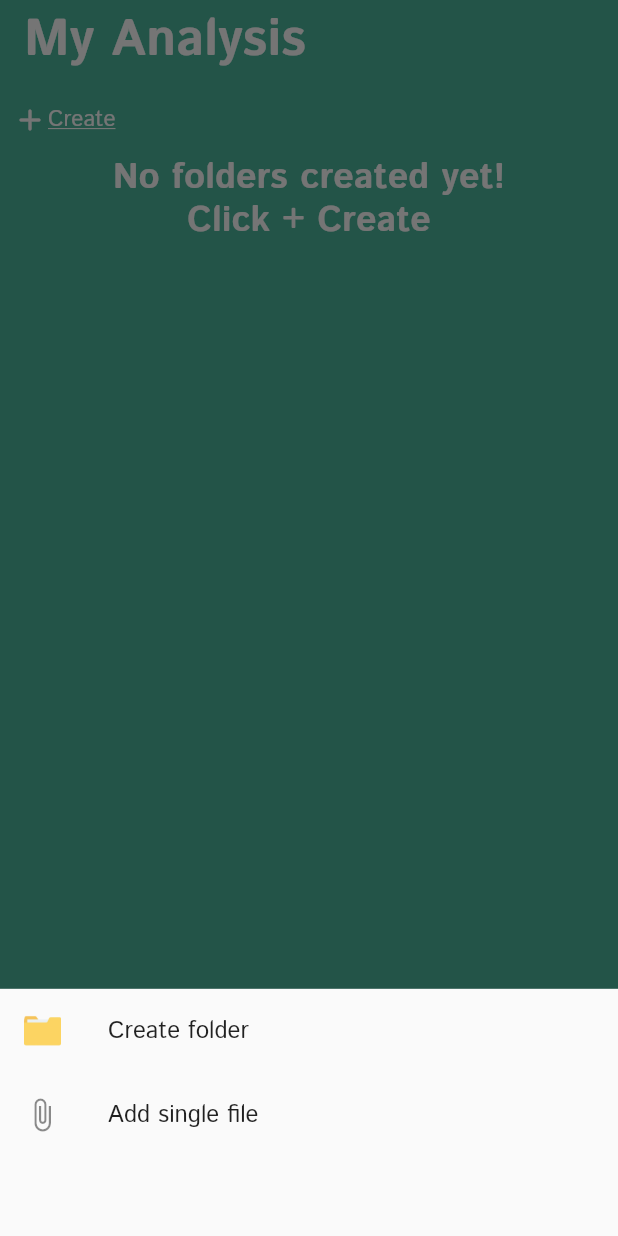
After one commit to assanbayg/helzy, a Flutter app: the AnalysisScreen screen opened directly, after a tap on "Create", on a phone screen of 412 x 824 dp. The commit adds this screen. Run offline on Flutter 3.47's test engine with Material 2 defaults, Android fonts, the phone set to English and light mode, and no system bars; our stand-ins replace cloud_firestore, file_picker, firebase_auth, firebase_core, firebase_storage, fl_chart; accounts and stored records are empty; generated files the repository leaves out were written again.

Commit message:
update folders

```diff
--- /dev/null
+++ b/lib/main_screens/file_management/analysis_screen.dart
@@ -0,0 +1,119 @@
+import 'package:flutter/material.dart';
+import 'package:file_picker/file_picker.dart';
+import 'package:helzy/main_screens/file_management/screens/create_folder_screen.dart';
+import 'package:helzy/main_screens/file_management/widgets/folders_view.dart';
+import 'package:helzy/main_screens/file_management/widgets/image_view.dart';
+import 'package:helzy/services/storage_service.dart';
+import 'package:helzy/main_widgets/my_app_bar.dart';
+
+class AnalysisScreen extends StatefulWidget {
+  const AnalysisScreen({Key? key}) : super(key: key);
+
+  static const routeName = '/nav-bar/analysis';
+
+  @override
+  State<AnalysisScreen> createState() => _AnalysisScreenState();
+}
+
+class _AnalysisScreenState extends State<AnalysisScreen> {
+  final List<String> folders = [];
+  final List<String> files = [];
+
+  @override
+  Widget build(BuildContext context) {
+    final theme = Theme.of(context);
+    final size = MediaQuery.of(context).size;
+
+    Future<void> createFolder() async {
+      final folderName = await Navigator.push(
+        context,
+        MaterialPageRoute(builder: (context) => const CreateFolderScreen()),
+      );
+
+      if (folderName != null) {
+        setState(() {
+          folders.add(folderName);
+        });
+      }
+    }
+
+    Future<void> addSingleFile() async {
+      final result = await FilePicker.platform.pickFiles();
+
+      if (result != null) {
+        StorageService().uploadFile(result.files.single.path as String);
+        setState(() {
+          files.add(result.files.single.path as String);
+        });
+      }
+    }
+
+    return Scaffold(
+      appBar: MyAppBar(theme: theme, title: 'My Analysis'),
+      body: Column(
+        children: [
+          TextButton(
+            onPressed: () async {
+              final result = await showModalBottomSheet(
+                context: context,
+                builder: (BuildContext context) {
+                  return SizedBox(
+                    height: size.height * 0.2,
+                    child: Column(
+                      children: <Widget>[
+                        ListTile(
+                          leading: SizedBox(
+                            height: size.height * 0.03,
+                            child: Image.asset('assets/images/folder_icon.png'),
+                          ),
+                          title: const Text('Create folder'),
+                          onTap: () => Navigator.pop(context, 'create_folder'),
+                        ),
+                        ListTile(
+                          leading: const Icon(Icons.attach_file),
+                          title: const Text('Add single file'),
+                          onTap: () =>
+                              Navigator.pop(context, 'add_single_file'),
+                        ),
+                      ],
+                    ),
+                  );
+                },
+              );
+
+              if (result == 'create_folder') {
+                createFolder();
+              } else if (result == 'add_single_file') {
+                addSingleFile();
+              }
+            },
+            child: const Row(
+              children: [
+                Icon(Icons.add_rounded),
+                Text('Create'),
+              ],
+            ),
+          ),
+          if (folders.isEmpty && files.isEmpty)
+            Text(
+              'No folders created yet!\nClick + Create',
+              style: theme.textTheme.headlineSmall,
+              textAlign: TextAlign.center,
+            )
+          else
+            Expanded(
+              child: Column(
+                children: [
+                  if (files.isNotEmpty)
+                    ImageView(files: files)
+                  else
+                    const SizedBox.shrink(),
+                  FoldersView(folders: folders),
+                ],
+              ),
+            ),
+        ],
+      ),
+    );
+  }
+}
--- a/lib/main_screens/file_management/create_folder.dart
+++ b/lib/main_screens/file_management/screens/create_folder_screen.dart
@@ -1,4 +1,5 @@
 import 'package:flutter/material.dart';
+import 'package:helzy/services/storage_service.dart';
 
 class CreateFolderScreen extends StatefulWidget {
   const CreateFolderScreen({super.key});
@@ -35,6 +36,7 @@ class _CreateFolderScreenState extends State<CreateFolderScreen> {
             crossAxisAlignment: CrossAxisAlignment.stretch,
             children: [
               TextFormField(
+                style: const TextStyle(color: Colors.white),
                 controller: _folderNameController,
                 decoration: InputDecoration(
                   labelText: 'Folder name',
@@ -56,6 +58,7 @@ class _CreateFolderScreenState extends State<CreateFolderScreen> {
               ElevatedButton(
                 child: const Text('Create'),
                 onPressed: () {
+                  StorageService().createBucket(_folderNameController.text);
                   if (_formKey.currentState!.validate()) {
                     Navigator.pop(context, _folderNameController.text);
                   }
--- a/lib/main_screens/file_management/folder_screen.dart
+++ b/lib/main_screens/file_management/screens/folder_screen.dart
@@ -1,7 +1,7 @@
 // ignore_for_file: library_private_types_in_public_api
 import 'package:file_picker/file_picker.dart';
 import 'package:flutter/material.dart';
-import 'package:helzy/main_screens/file_management/image_view.dart';
+import 'package:helzy/main_screens/file_management/widgets/image_view.dart';
 import 'package:helzy/main_widgets/my_app_bar.dart';
 
 class AddFilesToFolderScreen extends StatefulWidget {
--- a/lib/main_screens/file_management/folders_view.dart
+++ b/lib/main_screens/file_management/widgets/folders_view.dart
@@ -1,5 +1,5 @@
 import 'package:flutter/material.dart';
-import 'package:helzy/main_screens/file_management/folder_screen.dart';
+import 'package:helzy/main_screens/file_management/screens/folder_screen.dart';
 
 class FoldersView extends StatefulWidget {
   final List<String> folders;
--- a/lib/main_widgets/navigation_bar.dart
+++ b/lib/main_widgets/navigation_bar.dart
@@ -4,7 +4,7 @@ import 'package:helzy/main_widgets/my_drawer.dart';
 import 'package:helzy/main_screens/navigation/sleep_screen.dart';
 import 'package:helzy/main_screens/navigation/plans_screen.dart';
 import 'package:helzy/main_screens/navigation/articles_screen.dart';
-import 'package:helzy/main_screens/file_management/analyses_screen.dart';
+import 'package:helzy/main_screens/file_management/analysis_screen.dart';
 import 'package:helzy/main_screens/navigation/habits_screen.dart';
 
 class NavigationBarScreen extends StatefulWidget {
@@ -18,7 +18,7 @@ class NavigationBarScreen extends StatefulWidget {
 class _NavigationBarScreenState extends State<NavigationBarScreen> {
   int selectedIndex = 0;
   static List<Widget> screens = const [
-    AnalysesScreen(),
+    AnalysisScreen(),
     SleepScreen(),
     PlansScreen(),
     HabitsScreen(),
--- a/lib/services/storage_service.dart
+++ b/lib/services/storage_service.dart
@@ -1,28 +1,34 @@
-//I am sure this doesn't work at all😃
-
+import 'dart:developer';
 import 'dart:io';
 import 'package:firebase_storage/firebase_storage.dart';
 
 class StorageService {
-  final FirebaseStorage _storage = FirebaseStorage.instance;
+  final Reference storageRef = FirebaseStorage.instance.ref();
+
+  Future<void> createBucket(String bucketName) async {
+    final uid = 'test';
+    try {
+      final fileRef = storageRef.child("users/" + uid + "/file.filetype");
+      log('Bucket "$bucketName" created.');
+    } catch (e) {
+      log('Error creating bucket: $e');
+    }
+  }
 
   Future<void> uploadFile(String filePath) async {
     try {
       File file = File(filePath);
-      String fileName = filePath.split('/').last;
-      final analysesRef = _storage.ref('test/$fileName');
-      await analysesRef.putFile(file);
+      await storageRef.putFile(file);
     } catch (e) {
-      // handle error -> write later
+      log(e.toString());
     }
   }
 
   Future<void> downloadFile(String path, String localPath) async {
     try {
-      final analysesRef = _storage.ref('analyses');
-      await analysesRef.writeToFile(File(localPath));
+      await storageRef.writeToFile(File(localPath));
     } catch (e) {
-      // handle error -> write later
+      log(e.toString());
     }
   }
 }
```
Also changed, not shown: lib/main_screens/file_management/analyses_screen.dart (deleted, +0 -109 lines), lib/main_screens/file_management/widgets/image_picker.dart (renamed from lib/main_screens/file_management/image_picker.dart), lib/main_screens/file_management/widgets/image_view.dart (renamed from lib/main_screens/file_management/image_view.dart), 1 other file.
